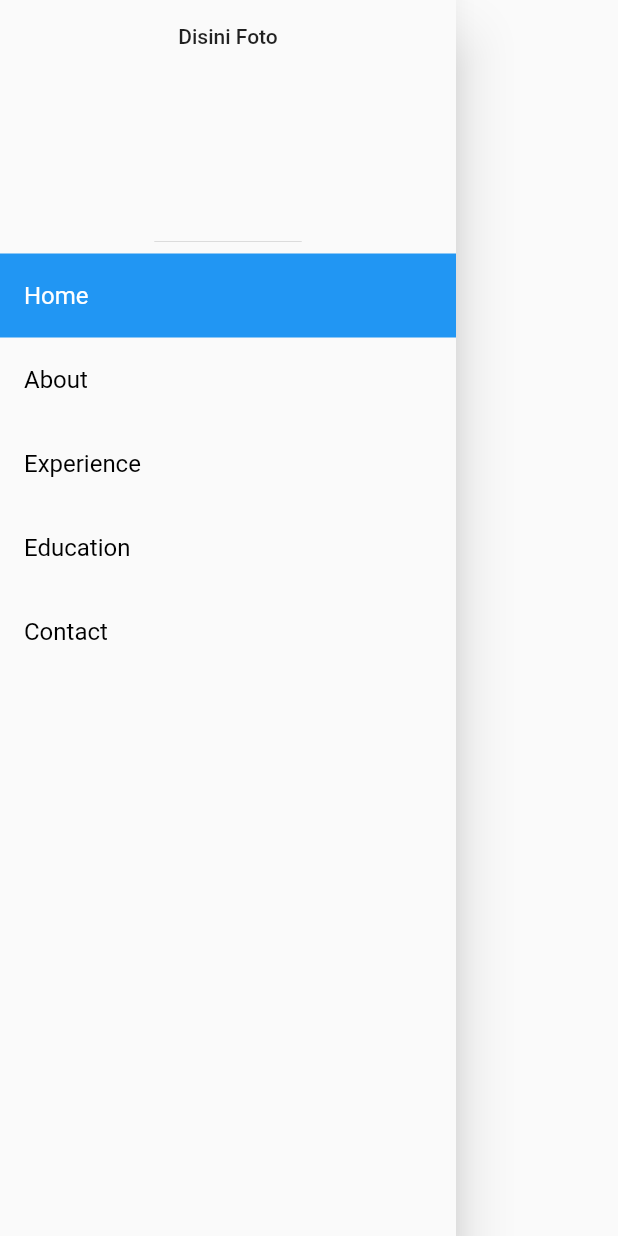
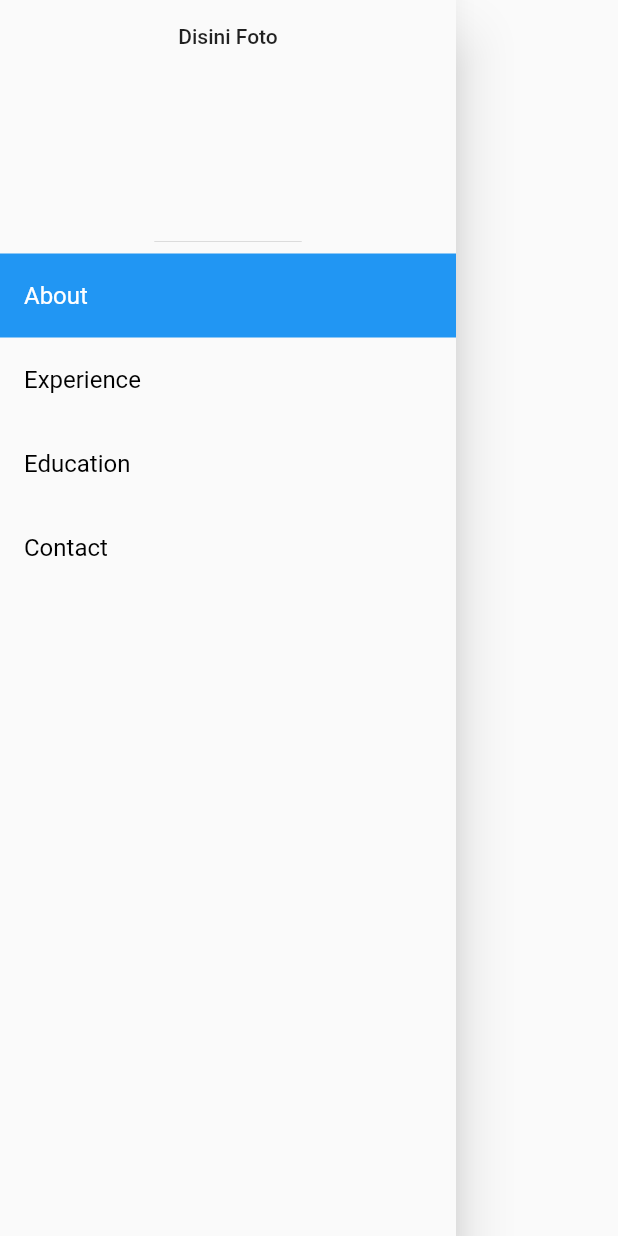
Before and after one commit to andipputra/web_portofolio_with_flutter_web, a Flutter app: the Sidebar widget shown alone on an empty page, opened directly, on a phone screen of 412 x 824 dp. Run offline on Flutter 3.47's test engine with Material 2 defaults, Android fonts, the phone set to English and light mode, and no system bars; our stand-ins replace bloc, equatable, flutter_bloc.

Commit message:
update new halaman about

```diff
--- a/lib/main.dart
+++ b/lib/main.dart
@@ -27,7 +27,7 @@ class MyApp extends StatelessWidget {
           primarySwatch: Colors.blue,
         ),
         home: BlocProvider(
-          create: (context) => ContentCubit()..changeType(selectedType: 'Home'),
+          create: (context) => ContentCubit()..changeType(selectedType: 'About'),
           child: MainView(),
         ));
   }
--- a/lib/presentation/sidebar/sidebar.dart
+++ b/lib/presentation/sidebar/sidebar.dart
@@ -8,21 +8,15 @@ class Sidebar extends StatefulWidget {
 }
 
 class _SidebarState extends State<Sidebar> {
-  String currentTile = 'Home';
+  String currentTile = 'About';
   @override
   Widget build(BuildContext context) {
-    // var size = MediaQuery.of(context).size;
 
     var _contentCubit = context.read<ContentCubit>();
 
     return BlocListener<ContentCubit, ContentState>(
         listener: (context, state) {
           switch (state.type) {
-            case ContentType.home:
-              setState(() {
-                currentTile = 'Home';
-              });
-              break;
             case ContentType.about:
               setState(() {
                 currentTile = 'About';
@@ -53,13 +47,6 @@ class _SidebarState extends State<Sidebar> {
               crossAxisAlignment: CrossAxisAlignment.center,
               children: [
                 DrawerHeader(child: Text('Disini Foto')),
-                DrawerListTile(
-                  judul: 'Home',
-                  isSelected: currentTile == 'Home' ? true : false,
-                  onPress: () {
-                    _contentCubit.changeType(selectedType: 'Home');
-                  },
-                ),
                 DrawerListTile(
                   judul: 'About',
                   isSelected: currentTile == 'About' ? true : false,
--- a/lib/state_management/content_cubit/content_cubit.dart
+++ b/lib/state_management/content_cubit/content_cubit.dart
@@ -10,9 +10,6 @@ class ContentCubit extends Cubit<ContentState> {
     print(selectedType);
 
     switch (selectedType) {
-      case 'Home':
-        emit(state.changeType(type: ContentType.home));
-        break;
       case 'About':
         emit(state.changeType(type: ContentType.about));
         break;
@@ -26,7 +23,7 @@ class ContentCubit extends Cubit<ContentState> {
         emit(state.changeType(type: ContentType.contact));
         break;
       default:
-        emit(state.changeType(type: ContentType.home));
+        emit(state.changeType(type: ContentType.about));
     }
   }
 }
--- a/lib/state_management/content_cubit/content_state.dart
+++ b/lib/state_management/content_cubit/content_state.dart
@@ -1,9 +1,9 @@
 part of 'content_cubit.dart';
 
-enum ContentType { home, about, experience, education, contact }
+enum ContentType { about, experience, education, contact }
 
 class ContentState extends Equatable {
-  const ContentState({this.type = ContentType.home});
+  const ContentState({this.type = ContentType.about});
 
   final ContentType type;
 
```
Also changed, not shown: lib/presentation/about/about.dart (+34 -1 lines), lib/presentation/contact/contact.dart (added, +10 -0 lines), lib/presentation/desktop_view.dart (+23 -2 lines), lib/presentation/education/education.dart (added, +10 -0 lines), lib/presentation/experience/experience.dart (added, +10 -0 lines), pubspec.lock.
